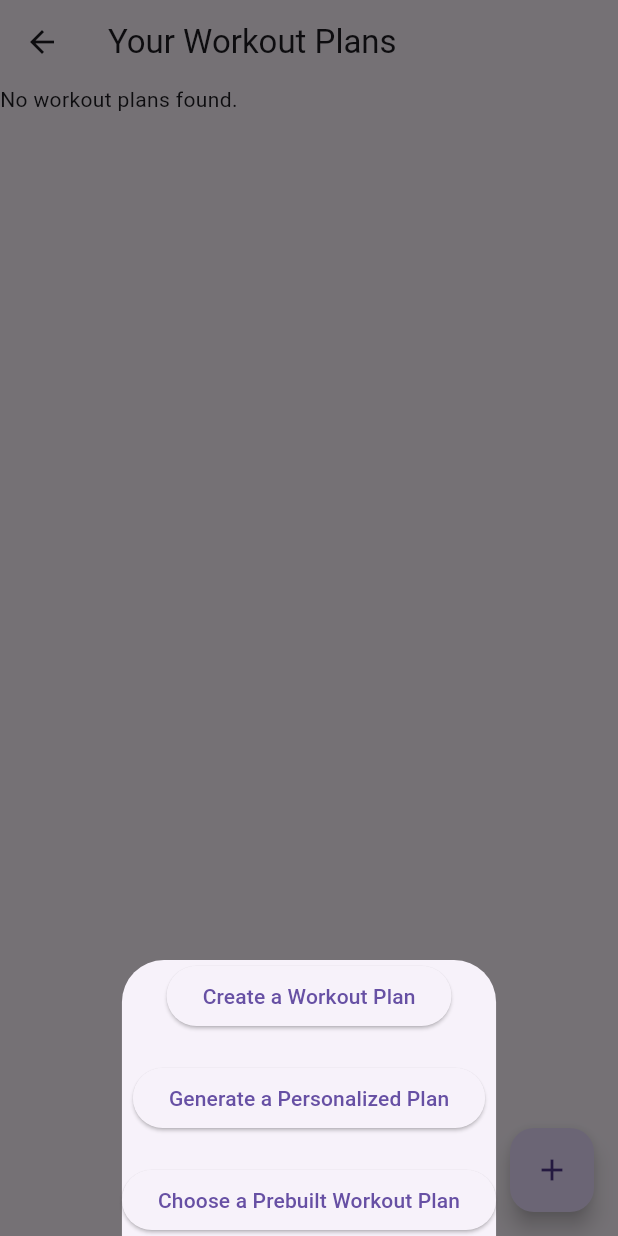
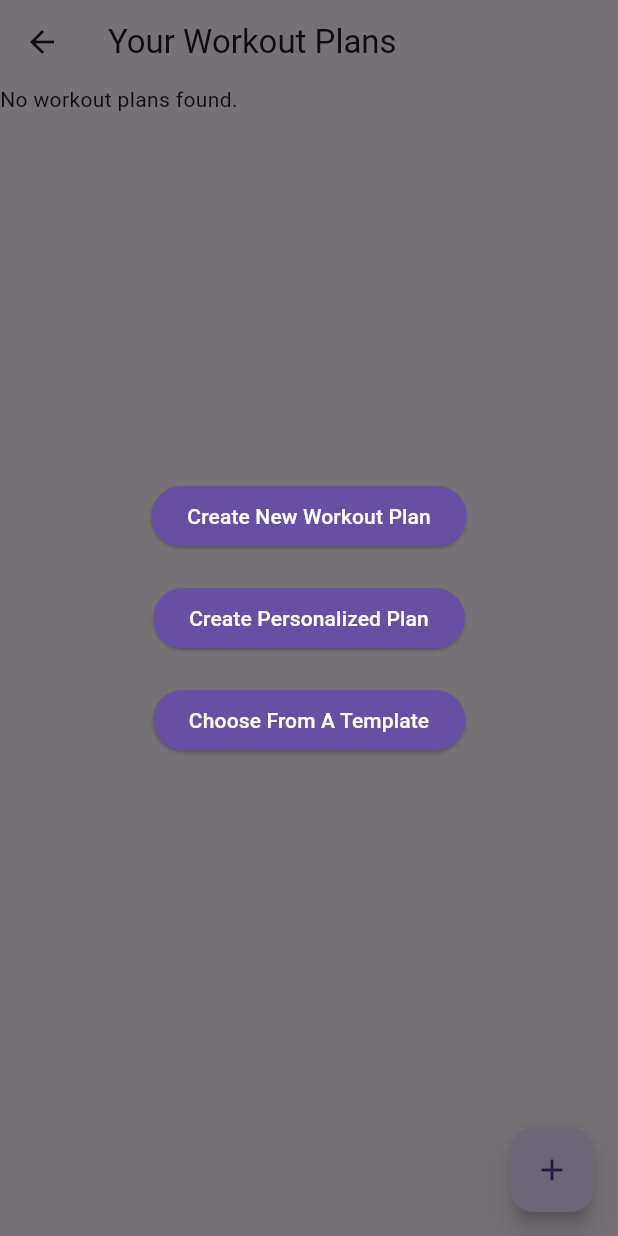
Before and after one commit to rashodkorala/Getfit, a Flutter app: the WorkoutListView screen opened by its route, after a tap on the "add" icon, on a phone screen of 412 x 824 dp. Run offline on Flutter 3.47's test engine with Material 3 defaults, Android fonts, the phone set to English and light mode, and no system bars; our stand-ins replace cloud_firestore, firebase_auth, firebase_core, shared_preferences; accounts and stored records are empty.

Commit message:
update the UI how options to add workouts

```diff
--- a/lib/main.dart
+++ b/lib/main.dart
@@ -11,8 +11,6 @@ import 'view/sign_up_view.dart';
 import 'view/forgot_password_view.dart';
 import 'view/home_page.dart';
 import 'package:getfit/firebase_options.dart';
-
-
 
 void main() async {
   WidgetsFlutterBinding.ensureInitialized();
@@ -44,7 +42,7 @@ class _MyAppState extends State<MyApp> {
     return MaterialApp(
       title: 'Get Fit',
       theme: ThemeData(
-        primarySwatch: Colors.green,
+        primarySwatch: Colors.blue,
       ),
       darkTheme: ThemeData.dark(),
       themeMode: _isDarkMode ? ThemeMode.dark : ThemeMode.light,
@@ -58,7 +56,6 @@ class _MyAppState extends State<MyApp> {
               },
             ),
       routes: {
-
         '/signup': (context) => SignUpView(),
         '/forgotpassword': (context) => ForgotPasswordView(),
         '/viewworkout': (context) => WorkoutListView(),
--- /dev/null
+++ b/lib/view/CreateWorkoutOptions_view.dart
@@ -0,0 +1,67 @@
+import 'package:flutter/material.dart';
+
+import 'createIndiviualWorkouts_view.dart';
+import 'prebuiltWorkoutplans_view.dart';
+
+class CreateWorkoutOptions extends StatelessWidget {
+  const CreateWorkoutOptions({super.key});
+
+  @override
+  Widget build(BuildContext context) {
+    return Column(
+      mainAxisAlignment: MainAxisAlignment.center,
+      children: [
+        IntrinsicWidth(
+          child: ElevatedButton(
+            style: ElevatedButton.styleFrom(
+              backgroundColor: ThemeData().colorScheme.primary,
+              foregroundColor: ThemeData().colorScheme.onSecondary,
+            ),
+            onPressed: () {
+              Navigator.push(
+                context,
+                MaterialPageRoute(
+                  builder: (context) => CreateIndividualWorkoutPage(
+                    destination: 'user',
+                  ),
+                ),
+              ).then((value) => Navigator.pop(context));
+            },
+            child: const Text('Create New Workout Plan'),
+          ),
+        ),
+        SizedBox(height: 20),
+        IntrinsicWidth(
+          child: ElevatedButton(
+            style: ElevatedButton.styleFrom(
+              backgroundColor: ThemeData().colorScheme.primary,
+              foregroundColor: ThemeData().colorScheme.onSecondary,
+            ),
+            onPressed: () {
+              // Your personalized plan logic
+            },
+            child: const Text('Create Personalized Plan'),
+          ),
+        ),
+        SizedBox(height: 20),
+        IntrinsicWidth(
+          child: ElevatedButton(
+            style: ElevatedButton.styleFrom(
+              backgroundColor: ThemeData().colorScheme.primary,
+              foregroundColor: ThemeData().colorScheme.onSecondary,
+            ),
+            onPressed: () {
+              Navigator.push(
+                context,
+                MaterialPageRoute(
+                  builder: (context) => ChoosePrebuiltWorkoutPage(),
+                ),
+              ).then((value) => Navigator.pop(context));
+            },
+            child: const Text('Choose From A Template'),
+          ),
+        ),
+      ],
+    );
+  }
+}
--- a/lib/view/WorkoutListView.dart
+++ b/lib/view/WorkoutListView.dart
@@ -1,8 +1,9 @@
+import 'package:flutter/cupertino.dart';
 import 'package:flutter/material.dart';
 import '../controller/workoutService.dart';
 import '../model/workout_model.dart';
 import 'ViewWorkoutPlanPage.dart';
-import 'createWorkout_view.dart';
+import 'CreateWorkoutOptions_view.dart';
 
 class WorkoutListView extends StatefulWidget {
   const WorkoutListView({Key? key}) : super(key: key);
@@ -105,7 +106,7 @@ class _WorkoutListViewState extends State<WorkoutListView> {
       ),
       floatingActionButton: FloatingActionButton(
         onPressed: () {
-          showCreateWorkoutPlanBottomSheet(context);
+          showCreateWorkoutPlan(context);
         },
         child: const Icon(Icons.add),
       ),
@@ -117,11 +118,11 @@ class _WorkoutListViewState extends State<WorkoutListView> {
   }
 }
 
-void showCreateWorkoutPlanBottomSheet(BuildContext context) {
-  showModalBottomSheet(
+void showCreateWorkoutPlan(BuildContext context) {
+  showDialog(
     context: context,
-    builder: (BuildContext context) {
-      return CreateWorkoutPlanBottomSheet();
+    builder: (context) {
+      return const CreateWorkoutOptions();
     },
   );
 }
--- a/lib/view/createWorkout_view.dart
+++ /dev/null
@@ -1,48 +0,0 @@
-import 'package:flutter/material.dart';
-
-import 'createIndiviualWorkouts_view.dart';
-import 'prebuiltWorkoutplans_view.dart';
-
-class CreateWorkoutPlanBottomSheet extends StatelessWidget {
-  @override
-  Widget build(BuildContext context) {
-    return Column(
-      mainAxisSize: MainAxisSize
-          .min, // Important to make the bottom sheet flexible in height
-      children: [
-        ElevatedButton(
-          onPressed: () {
-            Navigator.push(
-              context,
-              MaterialPageRoute(
-                builder: (context) => CreateIndividualWorkoutPage(
-                  destination: 'user',
-                ),
-              ),
-            );
-          },
-          child: const Text('Create a Workout Plan'),
-        ),
-        SizedBox(height: 20),
-        ElevatedButton(
-          onPressed: () {
-            // Your personalized plan logic
-          },
-          child: const Text('Generate a Personalized Plan'),
-        ),
-        SizedBox(height: 20),
-        ElevatedButton(
-          onPressed: () {
-            Navigator.push(
-              context,
-              MaterialPageRoute(
-                builder: (context) => ChoosePrebuiltWorkoutPage(),
-              ),
-            );
-          },
-          child: const Text('Choose a Prebuilt Workout Plan'),
-        ),
-      ],
-    );
-  }
-}
```
